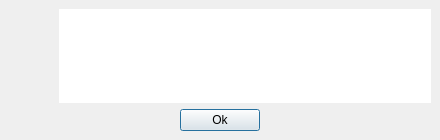
Old version of the form src/qdjviewerrordialog.ui in the repository barak/djview4.
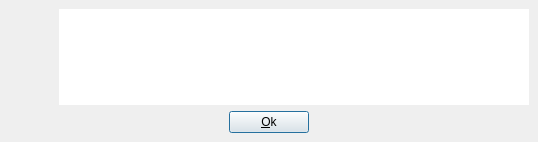
New version of the form.

```diff
--- a/src/qdjviewerrordialog.ui
+++ b/src/qdjviewerrordialog.ui
@@ -8,8 +8,8 @@
    <rect>
     <x>0</x>
     <y>0</y>
-    <width>440</width>
-    <height>140</height>
+    <width>538</width>
+    <height>142</height>
    </rect>
   </property>
   <property name="windowTitle" >
@@ -107,10 +107,10 @@
      <item>
       <widget class="QPushButton" name="okButton" >
        <property name="text" >
-        <string>Ok</string>
+        <string>&amp;Ok</string>
        </property>
        <property name="default" >
-        <bool>false</bool>
+        <bool>true</bool>
        </property>
       </widget>
      </item>
```
